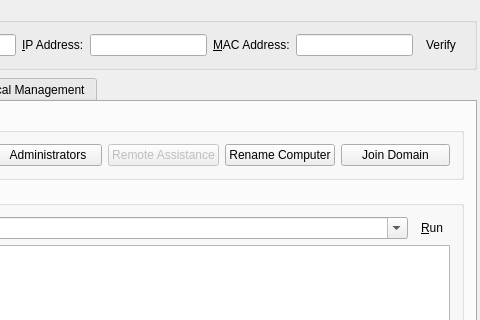
This is APP/src/managementsystem/plugins/controlcenter/systemmanagement/systemmanagementwidget.ui in RallyWRT/qtapplications as Qt 5 draws it before an edit; both pictures show x 380 to 860 and y 0 to 320 of the 860 by 592 pixel window. The edited form follows.
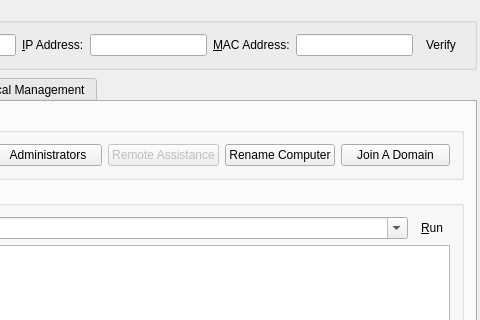
This is the edited form. Icons and pictures are not drawn. Custom widgets are drawn as their Qt base class.

```diff
--- a/APP/src/managementsystem/plugins/controlcenter/systemmanagement/systemmanagementwidget.ui
+++ b/APP/src/managementsystem/plugins/controlcenter/systemmanagement/systemmanagementwidget.ui
@@ -775,7 +775,7 @@
           <item row="0" column="6">
            <widget class="QPushButton" name="pushButtonDomain">
             <property name="text">
-             <string>Join Domain</string>
+             <string>Join A Domain</string>
             </property>
            </widget>
           </item>
```
Left out of the diff: 14 changed lines with no effect on the pictures.
